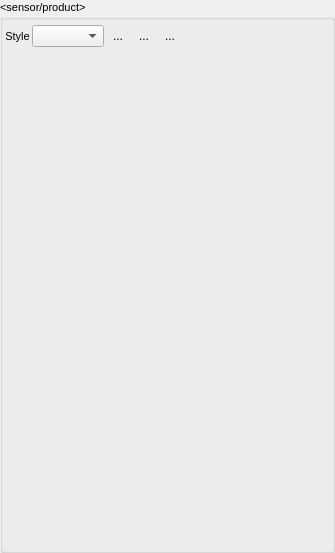
Before: the Qt Designer form timeseriesviewer/ui/mapviewrendersettings.ui in jakimowb/eo-time-series-viewer, drawn with Qt 5.
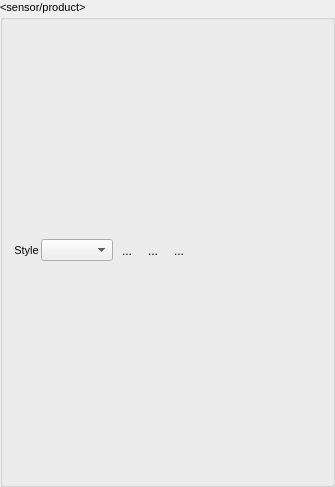
After: the same form once the commit is applied. Icons and pictures are not drawn.

What changed in the file:
```diff
--- a/timeseriesviewer/ui/mapviewrendersettings.ui
+++ b/timeseriesviewer/ui/mapviewrendersettings.ui
@@ -7,7 +7,7 @@
     <x>0</x>
     <y>0</y>
     <width>335</width>
-    <height>553</height>
+    <height>487</height>
    </rect>
   </property>
   <property name="sizePolicy">
@@ -48,7 +48,7 @@
   <property name="checkable">
    <bool>false</bool>
   </property>
-  <layout class="QVBoxLayout" name="verticalLayout" stretch="1,2,1">
+  <layout class="QVBoxLayout" name="verticalLayout" stretch="0,0">
    <property name="spacing">
     <number>2</number>
    </property>
@@ -65,18 +65,25 @@
     <number>2</number>
    </property>
    <property name="bottomMargin">
-    <number>2</number>
-   </property>
-   <item>
-    <layout class="QHBoxLayout" name="horizontalLayout_3">
-     <property name="spacing">
-      <number>2</number>
-     </property>
-     <property name="topMargin">
       <number>0</number>
      </property>
      <item>
+    <widget class="QFrame" name="">
+     <layout class="QHBoxLayout" name="horizontalLayout_3">
+      <property name="spacing">
+       <number>2</number>
+      </property>
+      <property name="topMargin">
+       <number>1</number>
+      </property>
+      <item>
       <widget class="QLabel" name="labelRenderer">
+        <property name="sizePolicy">
+         <sizepolicy hsizetype="Preferred" vsizetype="Preferred">
+          <horstretch>0</horstretch>
+          <verstretch>0</verstretch>
+         </sizepolicy>
+        </property>
        <property name="font">
         <font>
          <pointsize>8</pointsize>
@@ -168,50 +175,10 @@
       </spacer>
      </item>
     </layout>
-   </item>
-   <item>
-    <widget class="QStackedWidget" name="stackedWidget">
-     <property name="sizePolicy">
-      <sizepolicy hsizetype="Preferred" vsizetype="Expanding">
-       <horstretch>0</horstretch>
-       <verstretch>0</verstretch>
-      </sizepolicy>
-     </property>
-     <property name="minimumSize">
-      <size>
-       <width>0</width>
-       <height>0</height>
-      </size>
-     </property>
-     <property name="maximumSize">
-      <size>
-       <width>16777215</width>
-       <height>16777215</height>
-      </size>
-     </property>
-     <property name="frameShape">
-      <enum>QFrame::NoFrame</enum>
-     </property>
-     <property name="currentIndex">
-      <number>-1</number>
-     </property>
     </widget>
    </item>
    <item>
-    <spacer name="verticalSpacer_2">
-     <property name="orientation">
-      <enum>Qt::Vertical</enum>
-     </property>
-     <property name="sizeType">
-      <enum>QSizePolicy::MinimumExpanding</enum>
-     </property>
-     <property name="sizeHint" stdset="0">
-      <size>
-       <width>0</width>
-       <height>0</height>
-      </size>
-     </property>
-    </spacer>
+    <layout class="QVBoxLayout" name="renderWidgetLayout"/>
    </item>
   </layout>
   <action name="actionSetDefaultMB">
```
Left out of the diff: 19 changed lines with no effect on the pictures. Lines whose indentation alone changed are shown as unchanged.
